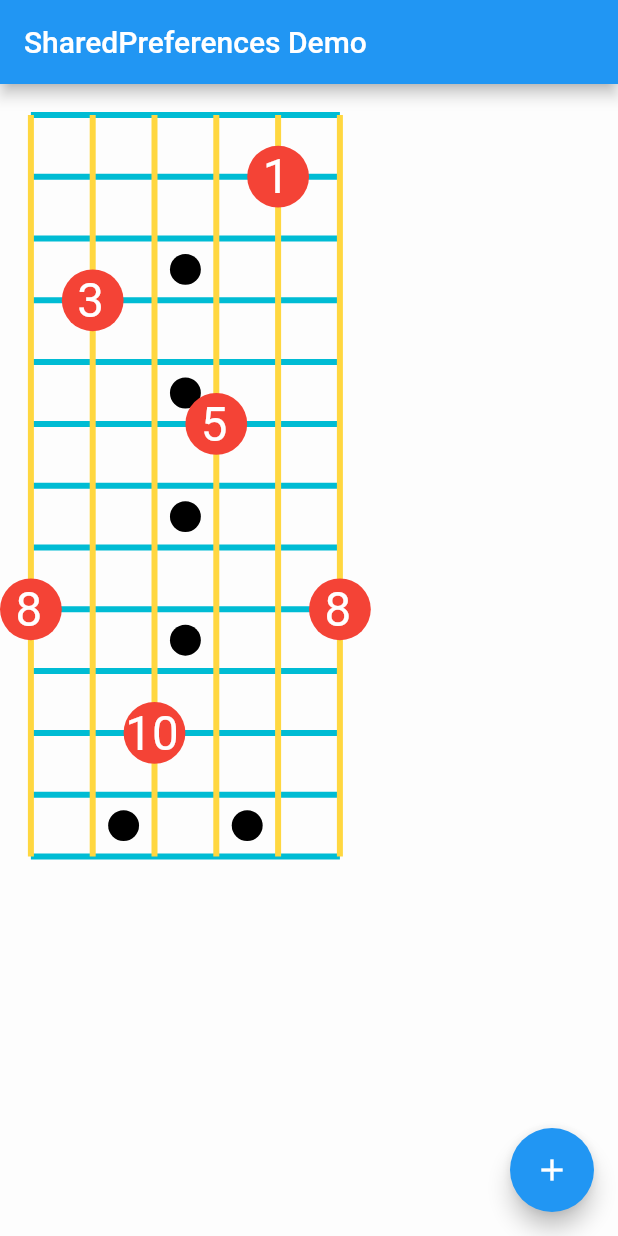
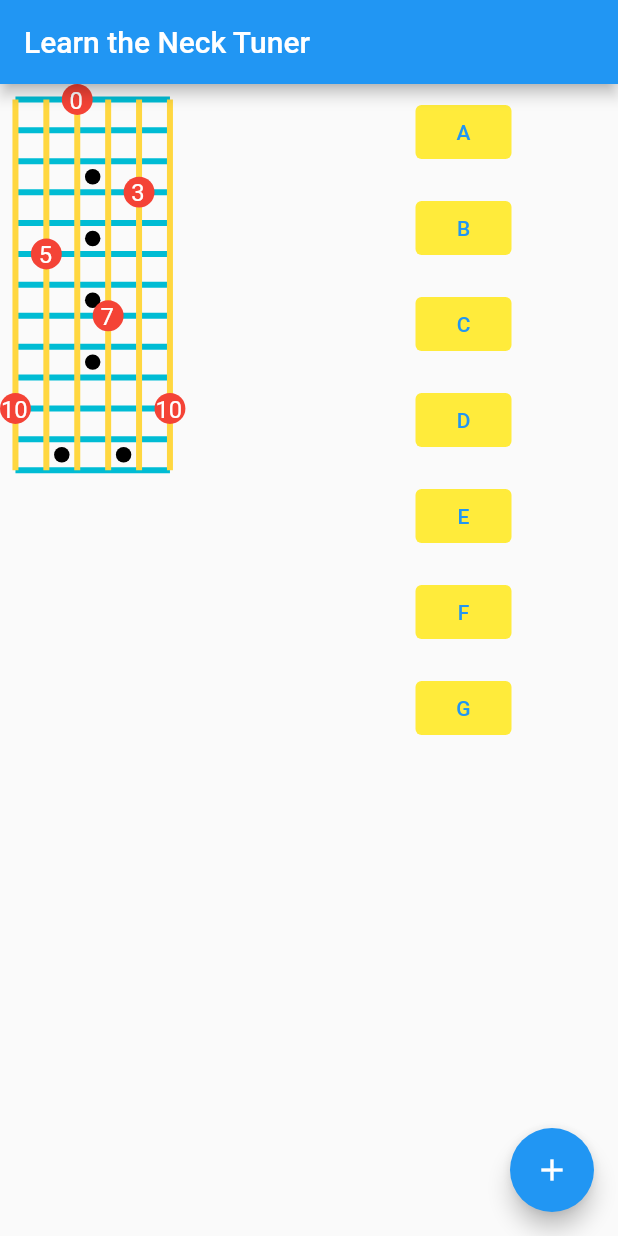
Before and after one commit to frankjmclarke/guitar-notes, a Flutter app: the screen it shows after launch, after a tap on the "add" icon, on a phone screen of 412 x 824 dp. Run offline on Flutter 3.47's test engine with Material 2 defaults, Android fonts, the light colour scheme and no system bars; our stand-ins replace just_audio, shared_preferences.

Commit message:
Sound works, improved layout

```diff
--- a/lib/main.dart
+++ b/lib/main.dart
@@ -1,8 +1,18 @@
+import 'dart:io';
+
 import 'package:flutter/material.dart';
 import 'package:shared_preferences/shared_preferences.dart';
-
-final Color darkBlue = Color.fromARGB(255, 18, 32, 47);
-
+import 'package:path_provider/path_provider.dart';
+import 'package:just_audio/just_audio.dart';
+/*
+E2	82.41
+A2	110
+D3	146.83
+G3	196
+B3	246.94
+E4	329.63
+ */
+typedef Fn = void Function();
 void main() {
   runApp(MaterialApp(home: MyApp()));
 }
@@ -11,7 +21,7 @@ class MyApp extends StatelessWidget {
   @override
   Widget build(BuildContext context) {
     return new MaterialApp(
-      title: 'SharedPreferences Demo',
+      title: 'Learn the Neck Tuner',
       home: new SharedPreferencesDemo(),
     );
   }
@@ -26,45 +36,182 @@ class SharedPreferencesDemo extends StatefulWidget {
 
 class SharedPreferencesDemoState extends State<SharedPreferencesDemo> {
   int firstDay = 0;
+  final player = AudioPlayer(
+    userAgent: 'myradioapp/1.0 (Linux;Android 11) https://myradioapp.com',
+  );
+
+
   Future<SharedPreferences> _sprefs = SharedPreferences.getInstance();
 
   Future<Null> getData() async {
     final SharedPreferences prefs = await _sprefs;
-    int data = prefs.getInt('firstDay') ?? 8;
+    int data = prefs.getInt('firstDay') ?? 2;
     this.setState(() {
       firstDay = data;
     });
+    var duration = await player.setAsset('assets/330.wav');
   }
 
   Future<Null> incrementCounter() async {
     final SharedPreferences prefs = await _sprefs;
     setState(() {
       firstDay = firstDay + 1;
-      prefs.setString('firstDay', firstDay.toString());
+      prefs.setInt('firstDay', firstDay);
     });
+  }
+
+  @override
+  Future<void> dispose() async {
+    super.dispose();
+    await player.dispose();
   }
 
   @override
   void initState() {
     super.initState();
+
     getData();
   }
+
+
 
 //      child:new Text(counter.toString())
   @override
   Widget build(BuildContext context) {
     return new Scaffold(
       appBar: new AppBar(
-        title: const Text("SharedPreferences Demo"),
+        title: const Text("Learn the Neck Tuner"),
       ),
-      body: new Center(
-        child: Container(
-          // pass double.infinity to prevent shrinking of the painter area to 0.
-          width: double.infinity,
-          height: double.infinity,
-          color: Colors.white60,
-          child: CustomPaint(painter: FaceOutlinePainter(firstDay)),
-        ),
+      body: IntrinsicHeight(
+        child: Row(crossAxisAlignment: CrossAxisAlignment.stretch, children: [
+          Expanded(
+            child: CustomPaint(painter: FaceOutlinePainter(firstDay)),
+          ),
+          Expanded(
+            child: Column(children: [
+              Padding(
+                padding: const EdgeInsets.all(8.0),
+                child: TextButton(
+                  style: ButtonStyle(
+                    foregroundColor:
+                    MaterialStateProperty.all<Color>(Colors.blue),
+                    backgroundColor:
+                    MaterialStateProperty.all<Color>(Colors.yellow),
+                  ),
+                  onPressed: () {
+                    setState(() {
+                      firstDay = 0;
+                    });
+                  },
+                  child: Text('A'),
+                ),
+              ),
+              Padding(
+                padding: const EdgeInsets.all(8.0),
+                child: TextButton(
+                  style: ButtonStyle(
+                    foregroundColor:
+                    MaterialStateProperty.all<Color>(Colors.blue),
+                    backgroundColor:
+                    MaterialStateProperty.all<Color>(Colors.yellow),
+                  ),
+                  onPressed: () {
+                    setState(() {
+                      firstDay = 1;
+                    });
+                  },
+                  child: Text('B'),
+                ),
+              ),
+              Padding(
+                padding: const EdgeInsets.all(8.0),
+                child: TextButton(
+                  style: ButtonStyle(
+                    foregroundColor:
+                    MaterialStateProperty.all<Color>(Colors.blue),
+                    backgroundColor:
+                    MaterialStateProperty.all<Color>(Colors.yellow),
+                  ),
+                  onPressed: () {
+                    setState(() {
+                      firstDay = 2;
+                    });
+                  },
+                  child: Text('C'),
+                ),
+              ),
+              Padding(
+                padding: const EdgeInsets.all(8.0),
+                child: TextButton(
+                  style: ButtonStyle(
+                    foregroundColor:
+                    MaterialStateProperty.all<Color>(Colors.blue),
+                    backgroundColor:
+                    MaterialStateProperty.all<Color>(Colors.yellow),
+                  ),
+                  onPressed: () {
+                    setState(() {
+                      firstDay = 3;
+                    });
+                  },
+                  child: Text('D'),
+                ),
+              ),
+              Padding(
+                padding: const EdgeInsets.all(8.0),
+                child: TextButton(
+                  style: ButtonStyle(
+                    foregroundColor:
+                    MaterialStateProperty.all<Color>(Colors.blue),
+                    backgroundColor:
+                    MaterialStateProperty.all<Color>(Colors.yellow),
+                  ),
+                  onPressed: () {
+                    setState(() {
+                      firstDay = 4;
+                    });
+                    play(player);
+                  },
+                  child: Text('E'),
+                ),
+              ),
+              Padding(
+                padding: const EdgeInsets.all(8.0),
+                child: TextButton(
+                  style: ButtonStyle(
+                    foregroundColor:
+                    MaterialStateProperty.all<Color>(Colors.blue),
+                    backgroundColor:
+                    MaterialStateProperty.all<Color>(Colors.yellow),
+                  ),
+                  onPressed: () {
+                    setState(() {
+                      firstDay = 5;
+                    });
+                  },
+                  child: Text('F'),
+                ),
+              ),
+              Padding(
+                padding: const EdgeInsets.all(8.0),
+                child: TextButton(
+                  style: ButtonStyle(
+                    foregroundColor:
+                    MaterialStateProperty.all<Color>(Colors.blue),
+                    backgroundColor:
+                    MaterialStateProperty.all<Color>(Colors.yellow),
+                  ),
+                  onPressed: () {
+                    setState(() {
+                      firstDay = 6;
+                    });
+                  },
+                  child: Text('G'),
+                ),
+              ),
+            ]),
+          ),
+        ]),
       ),
       floatingActionButton: new FloatingActionButton(
         onPressed: incrementCounter,
@@ -75,12 +222,23 @@ class SharedPreferencesDemoState extends State<SharedPreferencesDemo> {
   }
 }
 
+Future<void> play(var player) async {
+  player.play(); // Usually you don't want to wait for playback to finish.
+  //await player.seek(Duration(seconds: 10));
+  //await player.pause();
+}
+
+/*
+Future<void> playFile() async {
+  final file = new File('${(await getTemporaryDirectory()).path}/330.wav');
+  await file.writeAsBytes((await loadAsset()).buffer.asUint8List());
+  final result = await audioPlayer.play(file.path, isLocal: true);
+}*/
+
 class FaceOutlinePainter extends CustomPainter {
   int firstDay = 0;
 
-  FaceOutlinePainter(int firstDay) {
-    this.firstDay = firstDay;
-  }
+  FaceOutlinePainter(this.firstDay);
 
   @override
   Future<void> paint(Canvas canvas, Size size) async {
@@ -96,7 +254,7 @@ class FaceOutlinePainter extends CustomPainter {
     drawStrings(canvas, squareSize, paint);
 
     drawMarkers(squareSize, paint, canvas);
-    var week = dayDiff(firstDay);
+    var week = firstDay; //dayDiff(firstDay);
     for (double across = 0; across < 6; across++)
       drawCircles(across, squareSize, paint, canvas, week);
   }
--- a/pubspec.yaml
+++ b/pubspec.yaml
@@ -28,6 +28,7 @@ dependencies:
   # The following adds the Cupertino Icons font to your application.
   # Use with the CupertinoIcons class for iOS style icons.
   cupertino_icons: ^1.0.2
+  just_audio: ^0.7.4+1
 
 dev_dependencies:
   flutter_test:
@@ -45,8 +46,8 @@ flutter:
   uses-material-design: true
 
   # To add assets to your application, add an assets section, like this:
-  # assets:
-  #   - images/a_dot_burr.jpeg
+  assets:
+   - assets/330.wav
   #   - images/a_dot_ham.jpeg
 
   # An image asset can refer to one or more resolution-specific "variants", see
```
Also changed, not shown: pubspec.lock.
